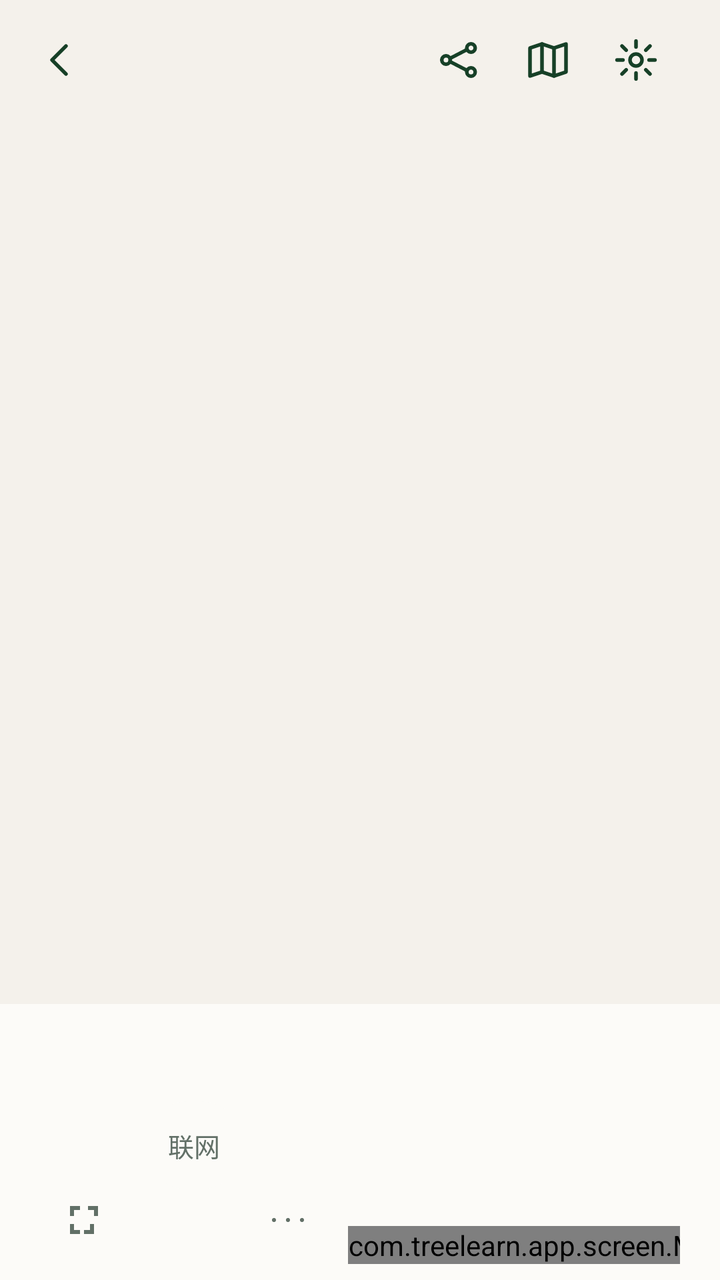
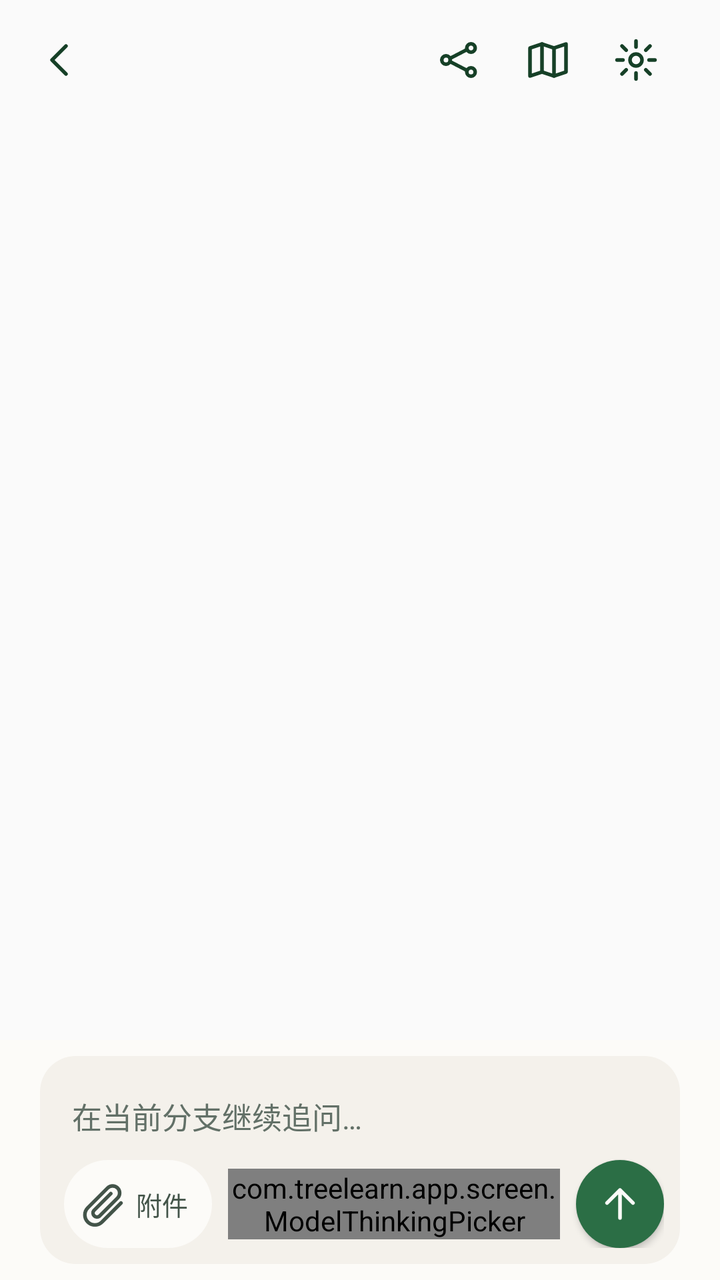

An Android layout rendered at two revisions. The XML below is the earlier revision; the diff shows what the commit changed to produce the second picture.
<!-- AndroidManifest.xml: application theme Theme.TreeLearn -->
<!-- res/layout/screen_chat_body.xml -->
<?xml version="1.0" encoding="utf-8"?>
<LinearLayout xmlns:android="http://schemas.android.com/apk/res/android"
    android:id="@+id/chat_content"
    android:layout_width="match_parent"
    android:layout_height="match_parent"
    android:background="@color/tl_bg"
    android:orientation="vertical">

    
    <LinearLayout
        android:id="@+id/chat_appbar"
        android:layout_width="match_parent"
        android:layout_height="wrap_content"
        android:gravity="center_vertical"
        android:orientation="horizontal"
        android:paddingStart="@dimen/space_s2"
        android:paddingEnd="@dimen/page_gutter"
        android:paddingTop="@dimen/space_s2">

        <ImageView
            android:id="@+id/chat_back"
            android:layout_width="@dimen/touch_min"
            android:layout_height="@dimen/touch_min"
            android:background="?android:attr/selectableItemBackgroundBorderless"
            android:contentDescription="@string/cd_chat_back"
            android:scaleType="centerInside"
            android:src="@drawable/ic_nav_back"
            android:tint="@color/tl_green_deep" />

        <TextView
            android:id="@+id/chat_title"
            android:layout_width="0dp"
            android:layout_height="wrap_content"
            android:layout_marginStart="@dimen/space_s2"
            android:layout_weight="1"
            android:ellipsize="end"
            android:maxLines="1"
            android:textColor="@color/tl_ink"
            android:textSize="@dimen/text_h2"
            android:textStyle="bold" />

        <ImageView
            android:id="@+id/chat_nav"
            android:layout_width="@dimen/touch_min"
            android:layout_height="@dimen/touch_min"
            android:background="?android:attr/selectableItemBackgroundBorderless"
            android:contentDescription="@string/cd_chat_nav"
            android:scaleType="centerInside"
            android:src="@drawable/ic_nav_tree"
            android:tint="@color/tl_green_deep" />

        <ImageView
            android:id="@+id/chat_overview"
            android:layout_width="@dimen/touch_min"
            android:layout_height="@dimen/touch_min"
            android:background="?android:attr/selectableItemBackgroundBorderless"
            android:contentDescription="@string/cd_chat_overview"
            android:scaleType="centerInside"
            android:src="@drawable/ic_chat_overview"
            android:tint="@color/tl_green_deep" />

        <ImageView
            android:id="@+id/chat_settings"
            android:layout_width="@dimen/touch_min"
            android:layout_height="@dimen/touch_min"
            android:background="?android:attr/selectableItemBackgroundBorderless"
            android:contentDescription="@string/cd_chat_settings"
            android:scaleType="centerInside"
            android:src="@drawable/ic_chat_gear"
            android:tint="@color/tl_green_deep" />
    </LinearLayout>

    
    <TextView
        android:id="@+id/chat_notice"
        android:layout_width="match_parent"
        android:layout_height="wrap_content"
        android:layout_marginStart="@dimen/page_gutter"
        android:layout_marginTop="@dimen/space_s2"
        android:layout_marginEnd="@dimen/page_gutter"
        android:textColor="@color/tl_red"
        android:textSize="@dimen/text_sm"
        android:visibility="gone" />

    
    <FrameLayout android:layout_width="match_parent" android:layout_height="0dp"
        android:layout_weight="1">

        <ScrollView
            android:id="@+id/chat_scroll"
            android:layout_width="match_parent"
            android:layout_height="match_parent"
            android:fillViewport="true">

        <LinearLayout
            android:layout_width="match_parent"
            android:layout_height="wrap_content"
            android:orientation="vertical"
            android:paddingStart="@dimen/page_gutter"
            android:paddingEnd="@dimen/page_gutter"
            android:paddingBottom="@dimen/space_s4">

        
        <LinearLayout
            android:id="@+id/chat_source_card"
            android:layout_width="match_parent"
            android:layout_height="wrap_content"
            android:layout_marginBottom="@dimen/space_s2"
            android:background="@color/tl_green_faint"
            android:orientation="vertical"
            android:visibility="gone">

            <LinearLayout
                android:id="@+id/chat_source_header"
                android:layout_width="match_parent"
                android:layout_height="wrap_content"
                android:background="?android:attr/selectableItemBackground"
                android:gravity="center_vertical"
                android:minHeight="@dimen/touch_min"
                android:orientation="horizontal"
                android:paddingStart="@dimen/page_gutter"
                android:paddingTop="@dimen/space_s2"
                android:paddingEnd="@dimen/page_gutter"
                android:paddingBottom="@dimen/space_s2">

                <TextView
                    android:id="@+id/chat_source_label"
                    android:layout_width="wrap_content"
                    android:layout_height="wrap_content"
                    android:layout_marginEnd="@dimen/space_s2"
                    android:text="@string/source_card_title"
                    android:textColor="@color/tl_green_deep"
                    android:textSize="@dimen/text_cap"
                    android:textStyle="bold" />

                <TextView
                    android:id="@+id/chat_source_summary"
                    android:layout_width="0dp"
                    android:layout_height="wrap_content"
                    android:layout_weight="1"
                    android:ellipsize="end"
                    android:maxLines="2"
                    android:textColor="@color/tl_ink2"
                    android:textSize="@dimen/text_cap" />

                <TextView
                    android:id="@+id/chat_source_toggle"
                    android:layout_width="wrap_content"
                    android:layout_height="wrap_content"
                    android:layout_marginStart="@dimen/space_s2"
                    android:textColor="@color/tl_green_deep"
                    android:textSize="@dimen/text_cap" />
            </LinearLayout>

            <LinearLayout
                android:id="@+id/chat_source_history"
                android:layout_width="match_parent"
                android:layout_height="wrap_content"
                android:orientation="vertical"
                android:paddingBottom="@dimen/space_s2"
                android:visibility="gone" />
        </LinearLayout>

        <LinearLayout
            android:id="@+id/chat_messages"
                android:layout_width="match_parent"
                android:layout_height="wrap_content"
                android:orientation="vertical" />

            <TextView
                android:id="@+id/chat_loading"
                android:layout_width="match_parent"
                android:layout_height="wrap_content"
                android:layout_marginTop="@dimen/space_s4"
                android:text="@string/chat_loading"
                android:textColor="@color/tl_ink3"
                android:textSize="@dimen/text_sm"
                android:visibility="gone" />

            <TextView
                android:id="@+id/chat_error"
                android:layout_width="match_parent"
                android:layout_height="wrap_content"
                android:layout_marginTop="@dimen/space_s4"
                android:text="@string/chat_error"
                android:textColor="@color/tl_red"
                android:textSize="@dimen/text_sm"
                android:visibility="gone" />


        </LinearLayout>
    </ScrollView>

        
        <Button android:id="@+id/chat_follow" android:layout_width="wrap_content"
            android:layout_height="wrap_content" android:layout_gravity="bottom|center_horizontal"
            android:layout_marginBottom="@dimen/space_s3" android:background="@drawable/bg_pill"
            android:backgroundTint="@color/tl_surface" android:elevation="@dimen/space_s1"
            android:minHeight="@dimen/touch_min" android:paddingStart="@dimen/space_s3"
            android:paddingEnd="@dimen/space_s3" android:text="@string/chat_back_to_latest"
            android:textColor="@color/tl_green_deep" android:textSize="@dimen/text_sm"
            android:visibility="gone" />
    </FrameLayout>

    
    <LinearLayout
        android:id="@+id/chat_quote_row"
        android:layout_width="match_parent"
        android:layout_height="wrap_content"
        android:background="@color/tl_green_faint"
        android:gravity="center_vertical"
        android:orientation="horizontal"
        android:paddingStart="@dimen/page_gutter"
        android:paddingEnd="@dimen/space_s2"
        android:visibility="gone">

        <TextView
            android:id="@+id/chat_quote_text"
            android:layout_width="0dp"
            android:layout_height="wrap_content"
            android:layout_weight="1"
            android:ellipsize="end"
            android:maxLines="2"
            android:paddingTop="@dimen/space_s2"
            android:paddingBottom="@dimen/space_s2"
            android:textColor="@color/tl_ink2"
            android:textSize="@dimen/text_sm" />

        <ImageView
            android:id="@+id/chat_quote_clear"
            android:layout_width="@dimen/touch_min"
            android:layout_height="@dimen/touch_min"
            android:background="?android:attr/selectableItemBackgroundBorderless"
            android:contentDescription="@string/cd_chat_quote_clear"
            android:scaleType="centerInside"
            android:src="@drawable/ic_chat_close"
            android:tint="@color/tl_ink2" />
    </LinearLayout>

    
    <LinearLayout
        android:id="@+id/chat_attach_row"
        android:layout_width="match_parent"
        android:layout_height="wrap_content"
        android:background="@color/tl_green_faint"
        android:gravity="center_vertical"
        android:orientation="horizontal"
        android:paddingStart="@dimen/page_gutter"
        android:paddingEnd="@dimen/space_s2"
        android:visibility="gone">

        <TextView
            android:id="@+id/chat_attach_text"
            android:layout_width="0dp"
            android:layout_height="wrap_content"
            android:layout_weight="1"
            android:ellipsize="end"
            android:maxLines="2"
            android:paddingTop="@dimen/space_s2"
            android:paddingBottom="@dimen/space_s2"
            android:textColor="@color/tl_ink2"
            android:textSize="@dimen/text_sm" />

        <ImageView
            android:id="@+id/chat_attach_clear"
            android:layout_width="@dimen/touch_min"
            android:layout_height="@dimen/touch_min"
            android:background="?android:attr/selectableItemBackgroundBorderless"
            android:contentDescription="@string/cd_chat_attachment_remove"
            android:scaleType="centerInside"
            android:src="@drawable/ic_chat_close"
            android:tint="@color/tl_ink2" />
    </LinearLayout>

    
    <LinearLayout
        android:id="@+id/chat_composer"
        android:layout_width="match_parent"
        android:layout_height="wrap_content"
        android:background="@color/tl_surface"
        android:gravity="bottom"
        android:orientation="horizontal"
        android:paddingStart="@dimen/page_gutter"
        android:paddingTop="@dimen/space_s2"
        android:paddingEnd="@dimen/page_gutter"
        android:paddingBottom="@dimen/space_s2">

        
        <ImageView
            android:id="@+id/chat_expand"
            android:layout_width="@dimen/touch_min"
            android:layout_height="@dimen/touch_min"
            android:background="?android:attr/selectableItemBackgroundBorderless"
            android:contentDescription="@string/cd_chat_fullscreen_edit"
            android:scaleType="centerInside"
            android:src="@drawable/ic_chat_expand"
            android:tint="@color/tl_ink3" />

        <EditText
            android:id="@+id/chat_draft"
            android:layout_width="0dp"
            android:layout_height="wrap_content"
            android:layout_weight="1"
            android:hint="@string/chat_draft_hint"
            android:imeOptions="actionSend"
            android:inputType="textCapSentences|textMultiLine"
            android:maxLines="4"
            android:minHeight="@dimen/touch_min"
            android:textColor="@color/tl_ink"
            android:textColorHint="@color/tl_ink3"
            android:textSize="@dimen/text_body" />

        <TextView
            android:id="@+id/chat_search_chip"
            android:layout_width="wrap_content"
            android:layout_height="wrap_content"
            android:layout_marginStart="@dimen/space_s2"
            android:background="@drawable/bg_pill"
            android:backgroundTint="@color/tl_surface"
            android:contentDescription="@string/cd_chat_search_chip"
            android:gravity="center"
            android:minHeight="@dimen/touch_min"
            android:paddingStart="@dimen/space_s3"
            android:paddingEnd="@dimen/space_s3"
            android:text="@string/chat_search_chip"
            android:textColor="@color/tl_ink3"
            android:textSize="@dimen/text_sm" />

        <ImageButton
            android:id="@+id/chat_attach"
            android:layout_width="@dimen/touch_min"
            android:layout_height="@dimen/touch_min"
            android:background="?android:attr/selectableItemBackgroundBorderless"
            android:contentDescription="@string/cd_chat_attach"
            android:scaleType="centerInside"
            android:src="@drawable/ic_nav_more"
            android:tint="@color/tl_ink3" />

        <com.treelearn.app.screen.ModelThinkingPicker
            android:id="@+id/chat_model_chip"
            android:layout_width="wrap_content"
            android:layout_height="wrap_content"
            android:layout_marginStart="@dimen/space_s2" />

        <ImageButton
            android:id="@+id/chat_voice"
            android:layout_width="@dimen/touch_min"
            android:layout_height="@dimen/touch_min"
            android:layout_marginStart="@dimen/space_s2"
            android:background="?android:attr/selectableItemBackgroundBorderless"
            android:contentDescription="@string/cd_chat_voice"
            android:scaleType="centerInside"
            android:src="@drawable/ic_chat_voice"
            android:tint="@color/tl_ink2"
            android:visibility="gone" />

        <Button
            android:id="@+id/chat_send"
            android:layout_width="wrap_content"
            android:layout_height="@dimen/touch_min"
            android:layout_marginStart="@dimen/space_s2"
            android:background="@drawable/bg_button_primary"
            android:contentDescription="@string/cd_chat_send"
            android:drawableStart="@drawable/ic_chat_send"
            android:drawableTint="@color/tl_surface"
            android:drawablePadding="0dp"
            android:minWidth="@dimen/touch_min"
            android:paddingStart="10dp"
            android:paddingEnd="10dp"
            android:text=""
            android:textColor="@color/tl_surface"
            android:textSize="@dimen/text_sm" />
    </LinearLayout>
</LinearLayout>
<!-- resources referenced by this layout -->
<resources>
  <color name="tl_bg">#F4F1EB</color>
  <color name="tl_green_deep">#164027</color>
  <color name="tl_green_faint">#F0F7F1</color>
  <color name="tl_ink">#16241C</color>
  <color name="tl_ink2">#435449</color>
  <color name="tl_ink3">#627067</color>
  <color name="tl_red">#C0392B</color>
  <color name="tl_surface">#FCFBF8</color>
  <dimen name="page_gutter">20dp</dimen>
  <dimen name="space_s1">4dp</dimen>
  <dimen name="space_s2">8dp</dimen>
  <dimen name="space_s3">12dp</dimen>
  <dimen name="space_s4">16dp</dimen>
  <dimen name="text_body">15sp</dimen>
  <dimen name="text_cap">11sp</dimen>
  <dimen name="text_h2">16sp</dimen>
  <dimen name="text_sm">13sp</dimen>
  <dimen name="touch_min">44dp</dimen>
  <!-- drawable bg_button_primary (drawable) -->
  <?xml version="1.0" encoding="utf-8"?>
  <selector xmlns:android="http://schemas.android.com/apk/res/android">
      <item android:state_enabled="false">
          <shape android:shape="rectangle">
              <solid android:color="@color/tl_line" />
              <corners android:radius="@dimen/radius_sm" />
          </shape>
      </item>
      <item android:state_pressed="true">
          <shape android:shape="rectangle">
              <solid android:color="@color/tl_green_deep" />
              <corners android:radius="@dimen/radius_sm" />
          </shape>
      </item>
      <item>
          <shape android:shape="rectangle">
              <solid android:color="@color/tl_green" />
              <corners android:radius="@dimen/radius_sm" />
          </shape>
      </item>
  </selector>
  <!-- drawable bg_pill (drawable) -->
  <?xml version="1.0" encoding="utf-8"?>
  <shape xmlns:android="http://schemas.android.com/apk/res/android" android:shape="rectangle">
      <solid android:color="@color/tl_surface" />
      <corners android:radius="@dimen/radius_full" />
  </shape>
  <!-- drawable ic_nav_more (drawable) -->
  <?xml version="1.0" encoding="utf-8"?>
  <vector xmlns:android="http://schemas.android.com/apk/res/android"
      android:width="24dp"
      android:height="24dp"
      android:viewportWidth="24"
      android:viewportHeight="24">
      <path
          android:pathData="M5,12m-1,0a1,1 0,1 1,2 0a1,1 0,1 1,-2 0"
          android:fillColor="#FF212121" />
      <path
          android:pathData="M12,12m-1,0a1,1 0,1 1,2 0a1,1 0,1 1,-2 0"
          android:fillColor="#FF212121" />
      <path
          android:pathData="M19,12m-1,0a1,1 0,1 1,2 0a1,1 0,1 1,-2 0"
          android:fillColor="#FF212121" />
  </vector>
  <string name="cd_chat_attach">添加附件</string>
  <string name="cd_chat_attachment_remove">移除附件</string>
  <string name="cd_chat_back">返回</string>
  <string name="cd_chat_fullscreen_edit">全屏编辑</string>
  <string name="cd_chat_nav">分支导航</string>
  <string name="cd_chat_overview">树状总览</string>
  <string name="cd_chat_quote_clear">取消引用</string>
  <string name="cd_chat_search_chip">联网搜索开关</string>
  <string name="cd_chat_send">发送</string>
  <string name="cd_chat_settings">设置</string>
  <string name="cd_chat_voice">按住说话</string>
  <string name="chat_back_to_latest">回到最新</string>
  <string name="chat_draft_hint">继续追问…</string>
  <string name="chat_error">这段对话暂时读不出来，稍后重试即可。</string>
  <string name="chat_loading">正在读取这段对话…</string>
  <string name="chat_search_chip">联网</string>
  <string name="source_card_title">来源</string>
  <color name="tl_line">#E2DFD6</color>
  <dimen name="radius_sm">8dp</dimen>
  <color name="tl_green">#2B6E45</color>
  <dimen name="radius_full">99dp</dimen>
  <!-- unchanged entries left out for length: 9 -->
</resources>

<!-- the commit's change to res/layout/screen_chat_body.xml (unified diff, before → after) -->
@@ -3,7 +3,6 @@
     android:id="@+id/chat_content"
     android:layout_width="match_parent"
     android:layout_height="match_parent"
-    android:background="@color/tl_bg"
     android:orientation="vertical">
 
     
@@ -278,97 +277,135 @@
         android:layout_width="match_parent"
         android:layout_height="wrap_content"
         android:background="@color/tl_surface"
-        android:gravity="bottom"
-        android:orientation="horizontal"
+        android:orientation="vertical"
         android:paddingStart="@dimen/page_gutter"
         android:paddingTop="@dimen/space_s2"
         android:paddingEnd="@dimen/page_gutter"
         android:paddingBottom="@dimen/space_s2">
 
-        
-        <ImageView
-            android:id="@+id/chat_expand"
-            android:layout_width="@dimen/touch_min"
-            android:layout_height="@dimen/touch_min"
-            android:background="?android:attr/selectableItemBackgroundBorderless"
-            android:contentDescription="@string/cd_chat_fullscreen_edit"
-            android:scaleType="centerInside"
-            android:src="@drawable/ic_chat_expand"
-            android:tint="@color/tl_ink3" />
-
-        <EditText
-            android:id="@+id/chat_draft"
-            android:layout_width="0dp"
-            android:layout_height="wrap_content"
-            android:layout_weight="1"
-            android:hint="@string/chat_draft_hint"
-            android:imeOptions="actionSend"
-            android:inputType="textCapSentences|textMultiLine"
-            android:maxLines="4"
-            android:minHeight="@dimen/touch_min"
-            android:textColor="@color/tl_ink"
-            android:textColorHint="@color/tl_ink3"
-            android:textSize="@dimen/text_body" />
-
-        <TextView
-            android:id="@+id/chat_search_chip"
-            android:layout_width="wrap_content"
-            android:layout_height="wrap_content"
-            android:layout_marginStart="@dimen/space_s2"
-            android:background="@drawable/bg_pill"
-            android:backgroundTint="@color/tl_surface"
-            android:contentDescription="@string/cd_chat_search_chip"
-            android:gravity="center"
-            android:minHeight="@dimen/touch_min"
+        <LinearLayout
+            android:id="@+id/chat_composer_card"
+            android:layout_width="match_parent"
+            android:layout_height="wrap_content"
+            android:background="@drawable/bg_composer_inner"
+            android:gravity="bottom"
+            android:orientation="horizontal"
             android:paddingStart="@dimen/space_s3"
-            android:paddingEnd="@dimen/space_s3"
-            android:text="@string/chat_search_chip"
-            android:textColor="@color/tl_ink3"
-            android:textSize="@dimen/text_sm" />
-
-        <ImageButton
-            android:id="@+id/chat_attach"
-            android:layout_width="@dimen/touch_min"
-            android:layout_height="@dimen/touch_min"
-            android:background="?android:attr/selectableItemBackgroundBorderless"
-            android:contentDescription="@string/cd_chat_attach"
-            android:scaleType="centerInside"
-            android:src="@drawable/ic_nav_more"
-            android:tint="@color/tl_ink3" />
-
-        <com.treelearn.app.screen.ModelThinkingPicker
-            android:id="@+id/chat_model_chip"
-            android:layout_width="wrap_content"
-            android:layout_height="wrap_content"
-            android:layout_marginStart="@dimen/space_s2" />
-
-        <ImageButton
-            android:id="@+id/chat_voice"
-            android:layout_width="@dimen/touch_min"
-            android:layout_height="@dimen/touch_min"
-            android:layout_marginStart="@dimen/space_s2"
-            android:background="?android:attr/selectableItemBackgroundBorderless"
-            android:contentDescription="@string/cd_chat_voice"
-            android:scaleType="centerInside"
-            android:src="@drawable/ic_chat_voice"
-            android:tint="@color/tl_ink2"
-            android:visibility="gone" />
-
-        <Button
-            android:id="@+id/chat_send"
-            android:layout_width="wrap_content"
-            android:layout_height="@dimen/touch_min"
-            android:layout_marginStart="@dimen/space_s2"
-            android:background="@drawable/bg_button_primary"
-            android:contentDescription="@string/cd_chat_send"
-            android:drawableStart="@drawable/ic_chat_send"
-            android:drawableTint="@color/tl_surface"
-            android:drawablePadding="0dp"
-            android:minWidth="@dimen/touch_min"
-            android:paddingStart="10dp"
-            android:paddingEnd="10dp"
-            android:text=""
-            android:textColor="@color/tl_surface"
-            android:textSize="@dimen/text_sm" />
+            android:paddingTop="@dimen/space_s2"
+            android:paddingEnd="@dimen/space_s2"
+            android:paddingBottom="@dimen/space_s2">
+
+            <LinearLayout
+                android:layout_width="0dp"
+                android:layout_height="wrap_content"
+                android:layout_weight="1"
+                android:orientation="vertical">
+
+                <EditText
+                    android:id="@+id/chat_draft"
+                    android:layout_width="match_parent"
+                    android:layout_height="wrap_content"
+                    android:background="@null"
+                    android:hint="@string/chat_draft_hint"
+                    android:imeOptions="actionSend"
+                    android:inputType="textCapSentences|textMultiLine"
+                    android:maxLines="4"
+                    android:minHeight="@dimen/touch_min"
+                    android:paddingStart="@dimen/space_s1"
+                    android:paddingEnd="@dimen/space_s1"
+                    android:textColor="@color/tl_ink"
+                    android:textColorHint="@color/tl_ink3"
+                    android:textSize="@dimen/text_body" />
+
+                <LinearLayout
+                    android:layout_width="match_parent"
+                    android:layout_height="wrap_content"
+                    android:gravity="center_vertical"
+                    android:orientation="horizontal">
+
+                    
+                    <ImageView
+                        android:id="@+id/chat_expand"
+                        android:layout_width="@dimen/touch_min"
+                        android:layout_height="@dimen/touch_min"
+                        android:background="?android:attr/selectableItemBackgroundBorderless"
+                        android:contentDescription="@string/cd_chat_fullscreen_edit"
+                        android:scaleType="centerInside"
+                        android:src="@drawable/ic_chat_expand"
+                        android:tint="@color/tl_ink3"
+                        android:visibility="gone" />
+
+                    
+                    <TextView
+                        android:id="@+id/chat_attach"
+                        android:layout_width="wrap_content"
+                        android:layout_height="@dimen/touch_min"
+                        android:background="@drawable/bg_pill"
+                        android:backgroundTint="@color/tl_surface"
+                        android:contentDescription="@string/cd_chat_attach"
+                        android:drawableStart="@drawable/ic_chat_attach"
+                        android:drawablePadding="@dimen/space_s1"
+                        android:drawableTint="@color/tl_ink2"
+                        android:gravity="center"
+                        android:paddingStart="@dimen/space_s2"
+                        android:paddingEnd="@dimen/space_s3"
+                        android:text="@string/chat_attach_label"
+                        android:textColor="@color/tl_ink2"
+                        android:textSize="@dimen/text_sm" />
+
+                    <TextView
+                        android:id="@+id/chat_search_chip"
+                        android:layout_width="wrap_content"
+                        android:layout_height="wrap_content"
+                        android:layout_marginStart="@dimen/space_s2"
+                        android:background="@drawable/bg_pill"
+                        android:backgroundTint="@color/tl_surface"
+                        android:contentDescription="@string/cd_chat_search_chip"
+                        android:gravity="center"
+                        android:minHeight="@dimen/touch_min"
+                        android:paddingStart="@dimen/space_s3"
+                        android:paddingEnd="@dimen/space_s3"
+                        android:text="@string/chat_search_chip"
+                        android:textColor="@color/tl_ink3"
+                        android:textSize="@dimen/text_sm"
+                        android:visibility="gone" />
+
+                    <com.treelearn.app.screen.ModelThinkingPicker
+                        android:id="@+id/chat_model_chip"
+                        android:layout_width="wrap_content"
+                        android:layout_height="wrap_content"
+                        android:layout_marginStart="@dimen/space_s2" />
+
+                    <ImageButton
+                        android:id="@+id/chat_voice"
+                        android:layout_width="@dimen/touch_min"
+                        android:layout_height="@dimen/touch_min"
+                        android:layout_marginStart="@dimen/space_s2"
+                        android:background="?android:attr/selectableItemBackgroundBorderless"
+                        android:contentDescription="@string/cd_chat_voice"
+                        android:scaleType="centerInside"
+                        android:src="@drawable/ic_chat_voice"
+                        android:tint="@color/tl_ink2"
+                        android:visibility="gone" />
+                </LinearLayout>
+            </LinearLayout>
+
+            
+            <Button
+                android:id="@+id/chat_send"
+                android:layout_width="@dimen/touch_min"
+                android:layout_height="@dimen/touch_min"
+                android:layout_marginStart="@dimen/space_s2"
+                android:background="@drawable/bg_send_fab"
+                android:contentDescription="@string/cd_chat_send"
+                android:drawableStart="@drawable/ic_chat_send"
+                android:drawablePadding="0dp"
+                android:drawableTint="@color/tl_surface"
+                android:paddingStart="10dp"
+                android:paddingEnd="10dp"
+                android:text=""
+                android:textColor="@color/tl_surface"
+                android:textSize="@dimen/text_sm" />
+        </LinearLayout>
     </LinearLayout>
 </LinearLayout>
<!-- resource entries referenced after the edit -->
@@ -1,6 +1,7 @@
 <!-- resources referenced by this layout -->
 <resources>
   <color name="tl_bg">#F4F1EB</color>
+  <dimen name="radius_lg">18dp</dimen>
   <color name="tl_green_deep">#164027</color>
   <color name="tl_green_faint">#F0F7F1</color>
   <color name="tl_ink">#16241C</color>
@@ -18,35 +19,39 @@
   <dimen name="text_h2">16sp</dimen>
   <dimen name="text_sm">13sp</dimen>
   <dimen name="touch_min">44dp</dimen>
-  <!-- drawable bg_button_primary (drawable) -->
+  <!-- drawable bg_composer_inner (drawable) -->
   <?xml version="1.0" encoding="utf-8"?>
-  <selector xmlns:android="http://schemas.android.com/apk/res/android">
-      <item android:state_enabled="false">
-          <shape android:shape="rectangle">
-              <solid android:color="@color/tl_line" />
-              <corners android:radius="@dimen/radius_sm" />
-          </shape>
-      </item>
-      <item android:state_pressed="true">
-          <shape android:shape="rectangle">
-              <solid android:color="@color/tl_green_deep" />
-              <corners android:radius="@dimen/radius_sm" />
-          </shape>
-      </item>
-      <item>
-          <shape android:shape="rectangle">
-              <solid android:color="@color/tl_green" />
-              <corners android:radius="@dimen/radius_sm" />
-          </shape>
-      </item>
-  </selector>
+  <shape xmlns:android="http://schemas.android.com/apk/res/android"
+      android:shape="rectangle">
+      <solid android:color="@color/tl_bg" />
+      <corners android:radius="@dimen/radius_lg" />
+  </shape>
   <!-- drawable bg_pill (drawable) -->
   <?xml version="1.0" encoding="utf-8"?>
   <shape xmlns:android="http://schemas.android.com/apk/res/android" android:shape="rectangle">
       <solid android:color="@color/tl_surface" />
       <corners android:radius="@dimen/radius_full" />
   </shape>
-  <!-- drawable ic_nav_more (drawable) -->
+  <!-- drawable bg_send_fab (drawable) -->
+  <?xml version="1.0" encoding="utf-8"?>
+  <selector xmlns:android="http://schemas.android.com/apk/res/android">
+      <item android:state_enabled="false">
+          <shape android:shape="oval">
+              <solid android:color="@color/tl_line" />
+          </shape>
+      </item>
+      <item android:state_pressed="true">
+          <shape android:shape="oval">
+              <solid android:color="@color/tl_green_deep" />
+          </shape>
+      </item>
+      <item>
+          <shape android:shape="oval">
+              <solid android:color="@color/tl_green" />
+          </shape>
+      </item>
+  </selector>
+  <!-- drawable ic_chat_attach (drawable) -->
   <?xml version="1.0" encoding="utf-8"?>
   <vector xmlns:android="http://schemas.android.com/apk/res/android"
       android:width="24dp"
@@ -54,14 +59,12 @@
       android:viewportWidth="24"
       android:viewportHeight="24">
       <path
-          android:pathData="M5,12m-1,0a1,1 0,1 1,2 0a1,1 0,1 1,-2 0"
-          android:fillColor="#FF212121" />
-      <path
-          android:pathData="M12,12m-1,0a1,1 0,1 1,2 0a1,1 0,1 1,-2 0"
-          android:fillColor="#FF212121" />
-      <path
-          android:pathData="M19,12m-1,0a1,1 0,1 1,2 0a1,1 0,1 1,-2 0"
-          android:fillColor="#FF212121" />
+          android:pathData="M20.5,11.5L11,21a5,5 0,0 1,-7.1 -7.1L13.8,4a3.5,3.5 0,0 1,5,5L9.7,18.1a2,2 0,0 1,-2.8 -2.8l8.5,-8.5"
+          android:strokeColor="#FF212121"
+          android:strokeWidth="1.8"
+          android:strokeLineCap="round"
+          android:strokeLineJoin="round"
+          android:fillColor="@android:color/transparent" />
   </vector>
   <string name="cd_chat_attach">添加附件</string>
   <string name="cd_chat_attachment_remove">移除附件</string>
@@ -74,14 +77,14 @@
   <string name="cd_chat_send">发送</string>
   <string name="cd_chat_settings">设置</string>
   <string name="cd_chat_voice">按住说话</string>
+  <string name="chat_attach_label">附件</string>
   <string name="chat_back_to_latest">回到最新</string>
-  <string name="chat_draft_hint">继续追问…</string>
+  <string name="chat_draft_hint">在当前分支继续追问…</string>
   <string name="chat_error">这段对话暂时读不出来，稍后重试即可。</string>
   <string name="chat_loading">正在读取这段对话…</string>
   <string name="chat_search_chip">联网</string>
   <string name="source_card_title">来源</string>
   <color name="tl_line">#E2DFD6</color>
-  <dimen name="radius_sm">8dp</dimen>
   <color name="tl_green">#2B6E45</color>
   <dimen name="radius_full">99dp</dimen>
   <!-- unchanged entries left out for length: 9 -->
